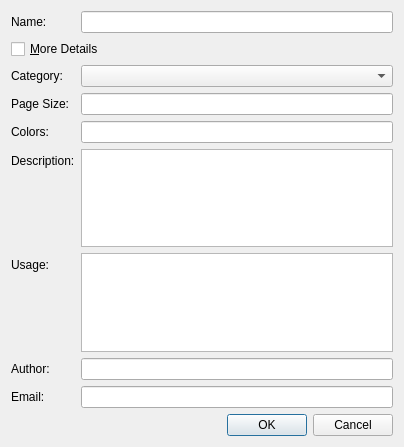
The window that scribus/plugins/saveastemplateplugin/satdialog.ui (scribusproject/scribus) describes before a commit, drawn with Qt 5.
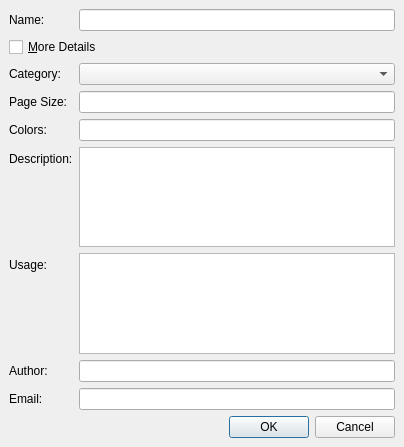
The same window after the commit.

Commit message: #16482: Unify margins and spacing for dialogs, set 10 <bubu>

What changed in the file:
```diff
--- a/scribus/plugins/saveastemplateplugin/satdialog.ui
+++ b/scribus/plugins/saveastemplateplugin/satdialog.ui
@@ -14,6 +14,18 @@
    <string>Save as Template</string>
   </property>
   <layout class="QFormLayout" name="formLayout">
+   <property name="leftMargin">
+    <number>9</number>
+   </property>
+   <property name="topMargin">
+    <number>9</number>
+   </property>
+   <property name="rightMargin">
+    <number>9</number>
+   </property>
+   <property name="bottomMargin">
+    <number>9</number>
+   </property>
    <item row="0" column="0">
     <widget class="QLabel" name="label">
      <property name="text">
```
The commit also changes 6 other files.
